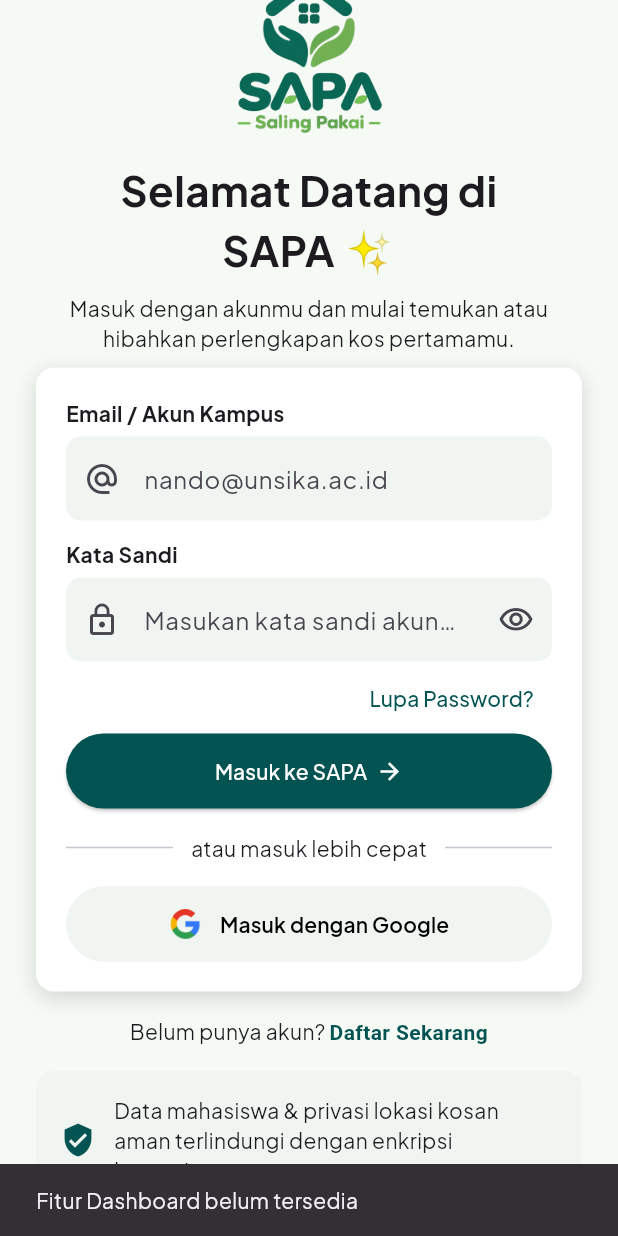
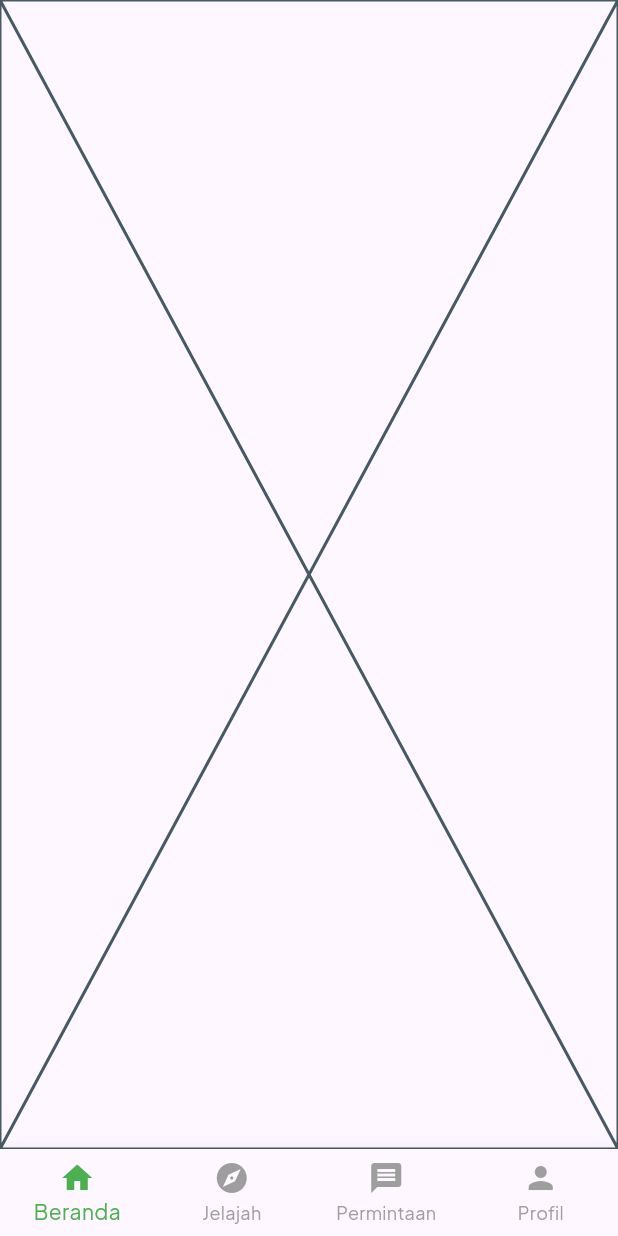
Before and after one commit to Yagirado/SAPA, a Flutter app: the screen it shows after launch, scrolled down 51 dp, after a tap on "Masuk ke SAPA", on a phone screen of 412 x 824 dp. Run offline on Flutter 3.47's test engine with Material 3 defaults, Android fonts, the phone set to English and light mode, and no system bars.

Commit message:
feat(home): menambahkan bottom

```diff
--- /dev/null
+++ b/lib/bottom/bottom.dart
@@ -0,0 +1,49 @@
+import 'package:flutter/material.dart';
+import 'package:sapa/home/home.dart';
+import 'package:sapa/explore/explore.dart';
+import 'package:sapa/profile/profile.dart';
+import 'package:sapa/request/request.dart';
+
+class Bottom extends StatefulWidget {
+  const Bottom({super.key});
+
+  @override
+  State<Bottom> createState() => _BottomState();
+}
+
+class _BottomState extends State<Bottom> {
+  int _pindah = 0;
+
+  void _pindahPage(int index) {
+    setState(() {
+      _pindah = index;
+    });
+  }
+
+  final List<Widget> _page = [
+    const HomePage(),
+    const ExplorePage(),
+    const RequestPage(),
+    const ProfilePage(),
+  ];
+
+  @override
+  Widget build(BuildContext context) {
+    return Scaffold(
+      body: _page[_pindah],
+      bottomNavigationBar: BottomNavigationBar(
+        type: BottomNavigationBarType.fixed,
+        currentIndex: _pindah,
+        onTap: _pindahPage,
+        selectedItemColor: Colors.green,
+        unselectedItemColor: Colors.grey[500],
+        items: const [
+          BottomNavigationBarItem(icon: Icon(Icons.home), label: "Beranda"),
+          BottomNavigationBarItem(icon: Icon(Icons.explore), label: "Jelajah"),
+          BottomNavigationBarItem(icon: Icon(Icons.message), label: "Permintaan"),
+          BottomNavigationBarItem(icon: Icon(Icons.person), label: "Profil"),
+        ],
+      ),
+    );
+  }
+}
--- /dev/null
+++ b/lib/home/home.dart
@@ -0,0 +1,15 @@
+import 'package:flutter/material.dart';
+
+class HomePage extends StatefulWidget {
+  const HomePage({super.key});
+
+  @override
+  State<HomePage> createState() => _HomePageState();
+}
+
+class _HomePageState extends State<HomePage> {
+  @override
+  Widget build(BuildContext context) {
+    return const Placeholder();
+  }
+}
--- a/lib/login/login.dart
+++ b/lib/login/login.dart
@@ -1,4 +1,6 @@
 import 'package:flutter/material.dart';
+import 'package:sapa/bottom/bottom.dart';
+import 'package:sapa/home/home.dart';
 import 'package:sapa/theme/app_colors.dart';
 
 class Login extends StatefulWidget {
@@ -172,23 +174,21 @@
                               padding: const EdgeInsets.symmetric(horizontal: 24, vertical: 14),
                             ),
                             onPressed: () {
-                              // Navigator.push(
-                              //   context,
-                              //   MaterialPageRoute(
-                              //     builder: (context) => const LupaPasswordPage(),
-                              //   ),
-                              ScaffoldMessenger.of(context).showSnackBar(
-                                const SnackBar(content: Text('Fitur Dashboard belum tersedia')),
+                              Navigator.pushReplacement(
+                                context,
+                                MaterialPageRoute(
+                                  builder: (context) => const Bottom(),
+                                ),
                               );
                             },
                             child:
                               const Row(
                                 mainAxisAlignment: MainAxisAlignment.center,
-                                spacing: 6,
                                 children: [
                                   Text('Masuk ke SAPA'),
-                                  Icon(Icons.arrow_forward)
-                                ]
+                                  SizedBox(width: 6),
+                                  Icon(Icons.arrow_forward),
+                                ],
                               ),
                             ),
                         ),
```
Also changed, not shown: lib/explore/explore.dart (added, +15 -0 lines), lib/profile/profile.dart (added, +15 -0 lines), lib/request/request.dart (added, +15 -0 lines).
